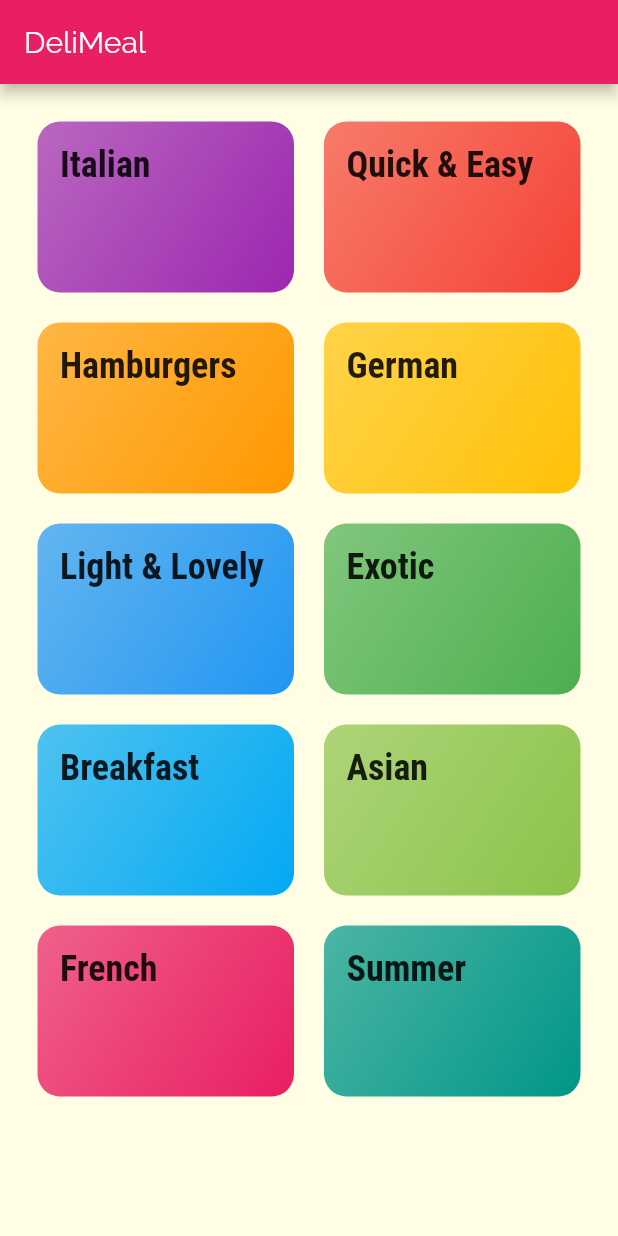
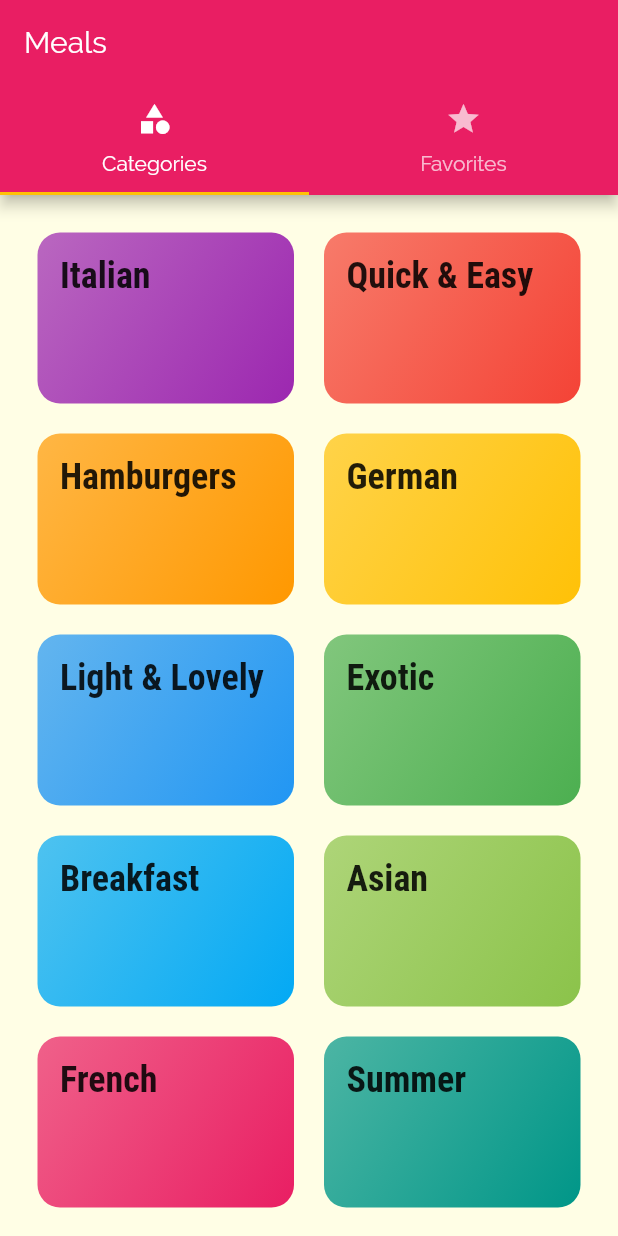
Before and after one commit to abhisheksudhir/meals_app, a Flutter app: the screen it shows after launch, on a phone screen of 412 x 824 dp. Run offline on Flutter 3.47's test engine with Material 2 defaults, Android fonts, the phone set to English and light mode, and no system bars.

Commit message:
adding tabbar to the appbar

```diff
--- a/lib/main.dart
+++ b/lib/main.dart
@@ -1,5 +1,6 @@
 import 'package:flutter/material.dart';
 
+import './screens/tabs_screen.dart';
 import './screens/meal_detail_screen.dart';
 import './screens/category_meals_screen.dart';
 import './screens/categories_screen.dart';
@@ -35,7 +36,7 @@ class MyApp extends StatelessWidget {
       // home: CategoriesScreen(),
       initialRoute: '/', // default is '/'
       routes: {
-        '/': (ctx) => CategoriesScreen(),
+        '/': (ctx) => TabsScreens(),
         CategoryMealsScreen.routeName: (ctx) => CategoryMealsScreen(),
         MealDetailScreen.routeName: (ctx) => MealDetailScreen(),
       },
--- a/lib/screens/categories_screen.dart
+++ b/lib/screens/categories_screen.dart
@@ -6,11 +6,7 @@ import '../widgets/category_item.dart';
 class CategoriesScreen extends StatelessWidget {
   @override
   Widget build(BuildContext context) {
-    return Scaffold(
-      appBar: AppBar(
-        title: const Text('DeliMeal'),
-      ),
-      body: GridView(
+    return GridView(
         padding: const EdgeInsets.all(25),
         children: DUMMY_CATEGORIES
             .map(
@@ -27,7 +23,6 @@ class CategoriesScreen extends StatelessWidget {
           crossAxisSpacing: 20,
           mainAxisSpacing: 20,
         ),
-      ),
-    );
+      );
   }
 }
--- /dev/null
+++ b/lib/screens/favorites_screen.dart
@@ -0,0 +1,10 @@
+import 'package:flutter/material.dart';
+
+class FavoritesScreen extends StatelessWidget {
+  @override
+  Widget build(BuildContext context) {
+    return Center(
+      child: Text('the favorites'),
+    );
+  }
+}
--- /dev/null
+++ b/lib/screens/tabs_screen.dart
@@ -0,0 +1,43 @@
+import 'package:flutter/material.dart';
+
+import './favorites_screen.dart';
+import './categories_screen.dart';
+
+
+
+class TabsScreens extends StatefulWidget {
+  @override
+  _TabsScreensState createState() => _TabsScreensState();
+}
+
+class _TabsScreensState extends State<TabsScreens> {
+  @override
+  Widget build(BuildContext context) {
+    return DefaultTabController(
+      // initialIndex: 0,
+      length: 2,
+      child: Scaffold(
+          appBar: AppBar(
+            title: Text('Meals'),
+            bottom: TabBar(
+              tabs: <Widget>[
+                Tab(
+                  icon: Icon(Icons.category),
+                  text: 'Categories',
+                ),
+                Tab(
+                  icon: Icon(Icons.star),
+                  text: 'Favorites',
+                ),
+              ],
+            ),
+          ),
+          body: TabBarView(
+            children: <Widget>[
+              CategoriesScreen(),
+              FavoritesScreen(),
+            ],
+          )),
+    );
+  }
+}
```
